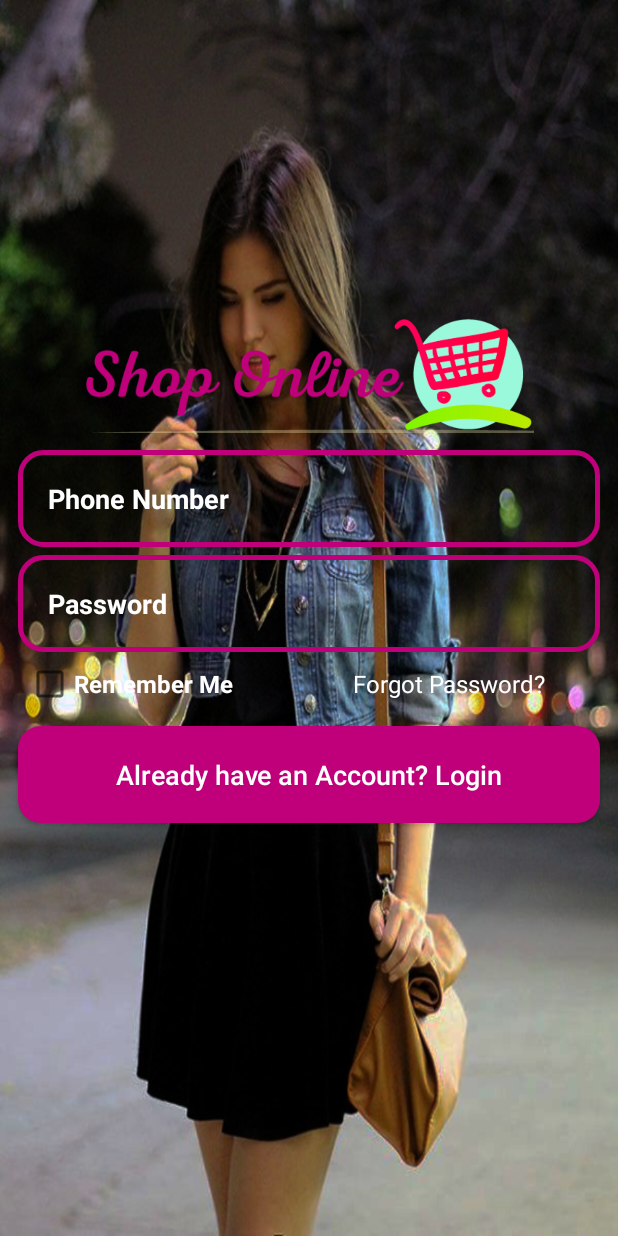
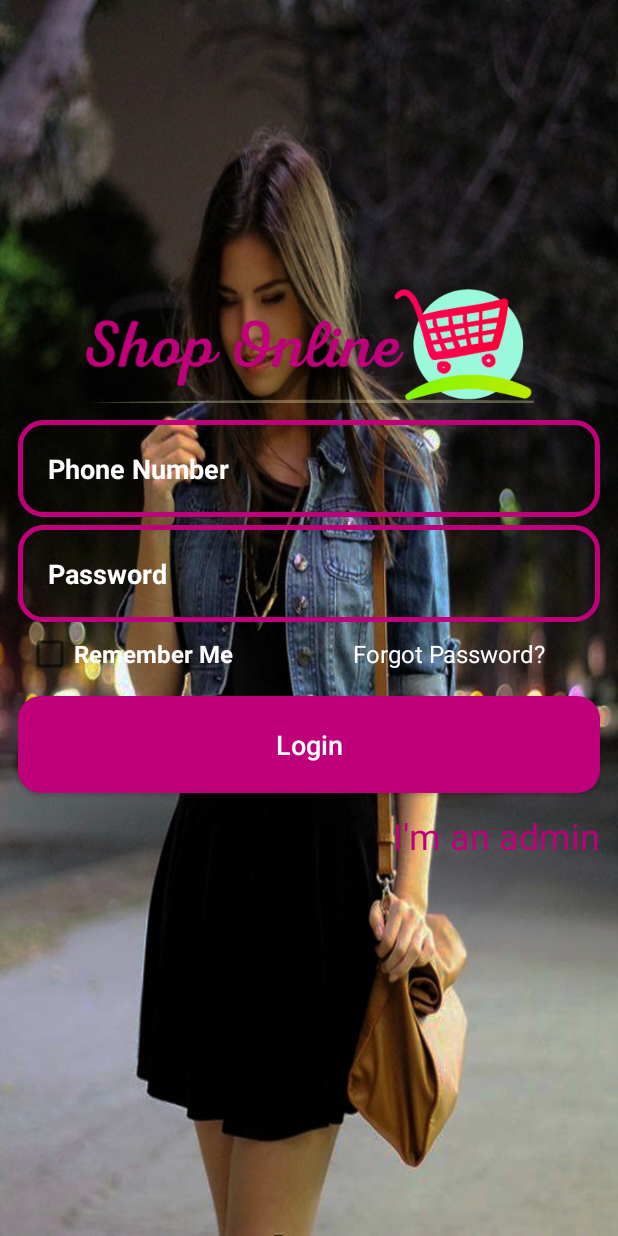
Before and after one commit to aguthiaa/Android_Applications, an Android app: the LoginActivity screen opened directly, with no data from a screen before it, on a phone screen of 412 x 824 dp. Run offline under Robolectric (Android 15) with nearby library versions, the phone set to English and light mode, and no system bars.

Commit message:
call for code

```diff
--- a/eCommerce/app/src/main/AndroidManifest.xml
+++ b/eCommerce/app/src/main/AndroidManifest.xml
@@ -9,7 +9,8 @@
         android:roundIcon="@mipmap/ic_launcher_round"
         android:supportsRtl="true"
         android:theme="@style/AppTheme">
-        <activity android:name=".LoginActivity"></activity>
+        <activity android:name=".RegisterActivity"></activity>
+        <activity android:name=".LoginActivity" />
         <activity android:name=".MainActivity">
             <intent-filter>
                 <action android:name="android.intent.action.MAIN" />
--- a/eCommerce/app/src/main/res/layout/activity_login.xml
+++ b/eCommerce/app/src/main/res/layout/activity_login.xml
@@ -14,7 +14,7 @@
         android:layout_height="100dp"
         android:layout_centerHorizontal="true"
         android:src="@drawable/applogo"
-        android:layout_marginTop="200dp"/>
+        android:layout_marginTop="180dp"/>
 
     <EditText
         android:id="@+id/login_phone_number_input"
@@ -88,7 +88,29 @@
         android:padding="@dimen/padding_20dp"
         android:textSize="@dimen/text_size_18sp"
         android:textAllCaps="false"
-        android:text="@string/already_have_an_account_login"
+        android:text="@string/login"
         android:textColor="@android:color/background_light"/>
 
+    <TextView
+        android:id="@+id/admin_panel_link"
+        android:layout_width="wrap_content"
+        android:layout_height="wrap_content"
+        android:text="I'm an admin"
+        android:textColor="@color/colorPrimary"
+        android:textSize="24sp"
+        android:layout_alignParentEnd="true"
+        android:layout_below="@id/login_page_button"
+       android:layout_marginEnd="@dimen/margin_10dp"/>
+    <TextView
+        android:id="@+id/not_admin_panel_link"
+        android:layout_width="wrap_content"
+        android:layout_height="wrap_content"
+        android:text="I'm not an admin"
+        android:textColor="@color/colorPrimary"
+        android:textSize="24sp"
+        android:layout_alignParentStart="true"
+        android:layout_below="@id/login_page_button"
+        android:layout_marginEnd="@dimen/margin_10dp"
+        android:visibility="invisible"/>
+
 </RelativeLayout>
--- a/eCommerce/app/src/main/res/values/strings.xml
+++ b/eCommerce/app/src/main/res/values/strings.xml
@@ -2,4 +2,5 @@
     <string name="app_name">eCommerce</string>
     <string name="find_discover_choose_and_buy_anything_online">Find, Discover, Choose and Buy anything Online</string>
     <string name="already_have_an_account_login">Already have an Account? Login</string>
+    <string name="login">Login</string>
 </resources>
```
Also changed, not shown: eCommerce/app/src/main/java/com/peter/ecommerce/MainActivity.java (+37 -0 lines), eCommerce/app/src/main/java/com/peter/ecommerce/RegisterActivity.java (added, +201 -0 lines), eCommerce/app/src/main/res/layout/activity_register.xml (added, +95 -0 lines).
